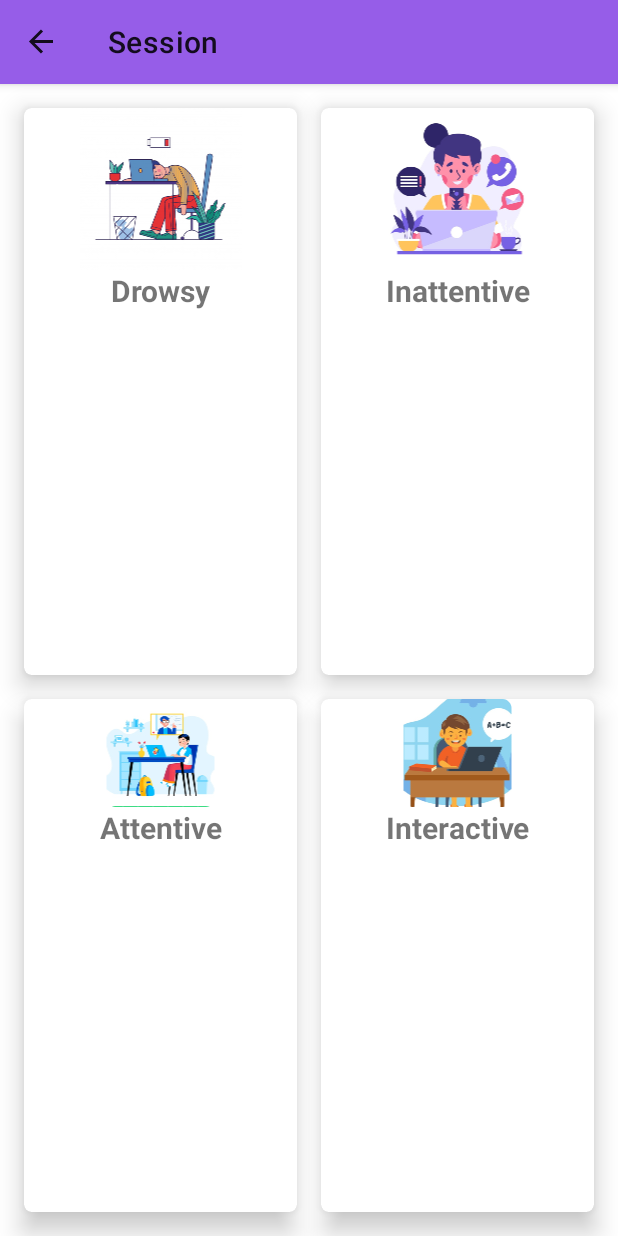
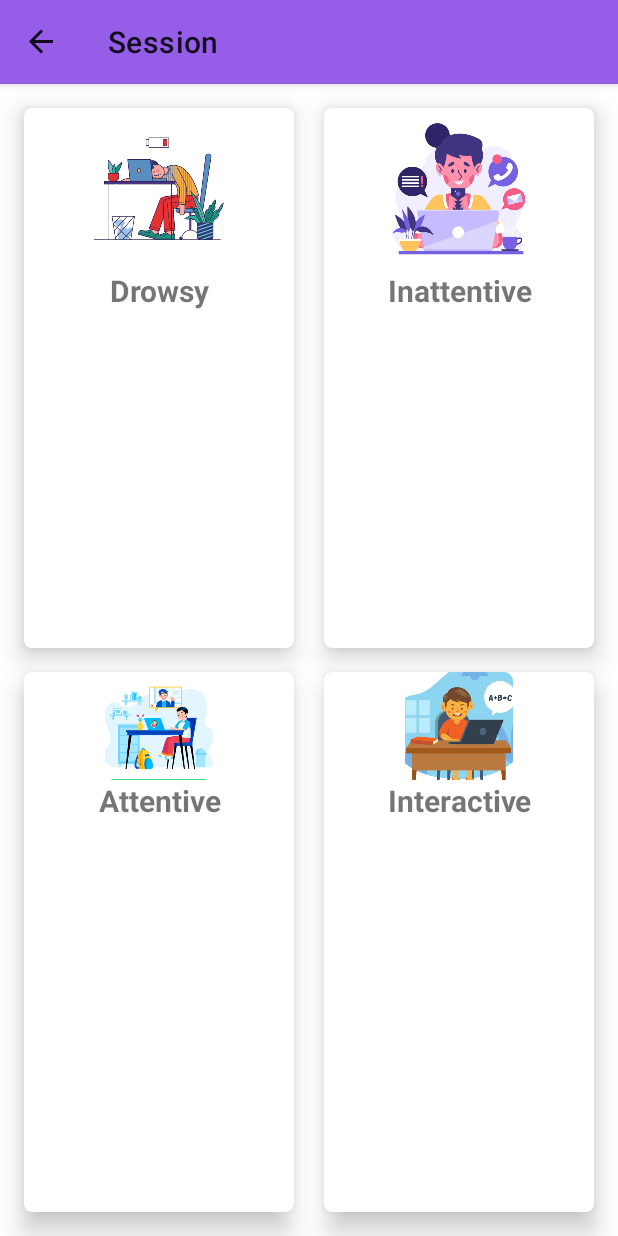
Before and after one commit to saum7800/GL32_Meraki, an Android app: the SessionFragment screen opened through its navigation route, on a phone screen of 412 x 824 dp. Run offline under Robolectric (Android 15) with nearby library versions, the phone set to English and light mode, and no system bars; our stand-ins replace Firebase (no records; nobody signed in at launch, a user with empty details on screens opened directly), Room's generated code, data binding, navigation-ui; libraries missing offline, so code that uses them is left out: com.github.mikephil.charting.

Commit message:
bug fixes

```diff
--- a/app/src/main/java/com/example/sih/database/StudentScore.kt
+++ b/app/src/main/java/com/example/sih/database/StudentScore.kt
@@ -17,7 +17,7 @@ class MyConverters{
 
     @TypeConverter
     fun fromStringToList(value: String?) : List<Double>?{
-        if(value==null){
+        if(value.isNullOrEmpty()){
             return listOf()
         }
         return value.split(",").map { it.trim().toDouble() }
--- a/app/src/main/java/com/example/sih/history/HistoryViewModel.kt
+++ b/app/src/main/java/com/example/sih/history/HistoryViewModel.kt
@@ -12,6 +12,7 @@ import com.github.mikephil.charting.components.XAxis
 import com.github.mikephil.charting.data.*
 import com.github.mikephil.charting.formatter.IndexAxisValueFormatter
 import kotlinx.coroutines.*
+import java.lang.Exception
 
 class HistoryViewModel(
     private val database: ScoreDatabaseDao,
@@ -30,16 +31,22 @@ class HistoryViewModel(
     init {
         uiScope.launch {
             withContext(Dispatchers.IO){
+                try{
                 val cursor = database.getSimilarDates("%$date%")
                 val temp : ArrayList<String> = arrayListOf()
                 temp.add(" ")
-                if(cursor.moveToFirst()){
-                    do{
-                        val student = cursor.getString(cursor.getColumnIndexOrThrow("id"))
-                       temp.add(student)
-                    }while (cursor.moveToNext())
+                if(cursor != null  && cursor.count >0) {
+                    do {
+                        cursor.moveToFirst();
+                        val student = cursor.getString(cursor.getColumnIndex("id"))
+                        if (student != null)
+                            temp.add(student)
+                    } while (cursor.moveToNext())
                     cursor.close()
                     _students.postValue(temp)
+                }
+                }catch(e: Exception){
+
                 }
             }
         }
@@ -48,7 +55,6 @@ class HistoryViewModel(
     fun getScores(date: String){
 
         uiScope.launch {
-
             val xValues : MutableList<String> = mutableListOf()
             val scores : MutableList<Entry> = mutableListOf()
             plotScoresDB(date,xValues,scores)
--- a/app/src/main/res/layout/fragment_session_plot.xml
+++ b/app/src/main/res/layout/fragment_session_plot.xml
@@ -2,7 +2,7 @@
 <layout xmlns:android="http://schemas.android.com/apk/res/android"
     xmlns:app="http://schemas.android.com/apk/res-auto">
 
-<GridLayout
+<androidx.constraintlayout.widget.ConstraintLayout
     android:layout_width="match_parent"
     android:layout_height="match_parent"
     android:columnCount="2"
@@ -10,17 +10,18 @@
 
     <com.google.android.material.card.MaterialCardView
         android:id="@+id/drowsy"
-        android:layout_rowWeight="1"
-        android:layout_columnWeight="1"
+        android:layout_width="180dp"
+        android:layout_height="0dp"
+        app:layout_constraintDimensionRatio="1:2"
         android:layout_marginStart="16dp"
         android:layout_marginTop="16dp"
-        android:layout_marginEnd="8dp"
-        android:layout_marginBottom="8dp"
+        android:elevation="8dp"
         android:foregroundGravity="center"
         android:padding="10dp"
         app:cardCornerRadius="5dp"
-        android:elevation="8dp"
-        app:cardElevation="10dp">
+        app:cardElevation="10dp"
+        app:layout_constraintStart_toStartOf="parent"
+        app:layout_constraintTop_toTopOf="parent">
 
         <LinearLayout
             android:layout_width="match_parent"
@@ -31,7 +32,7 @@
             <androidx.appcompat.widget.AppCompatImageView
                 android:layout_width="match_parent"
                 android:layout_height="wrap_content"
-                android:src="@mipmap/drowsy_foreground"/>
+                android:src="@mipmap/drowsy_foreground" />
 
             <com.google.android.material.textview.MaterialTextView
                 android:layout_width="match_parent"
@@ -52,17 +53,18 @@
 
     <com.google.android.material.card.MaterialCardView
         android:id="@+id/inattentive"
-            android:layout_rowWeight="1"
-            android:layout_columnWeight="1"
-            android:layout_marginStart="8dp"
+        android:layout_width="180dp"
+        android:layout_height="0dp"
+        app:layout_constraintDimensionRatio="1:2"
         android:layout_marginTop="16dp"
         android:layout_marginEnd="16dp"
-            android:layout_marginBottom="8dp"
+        android:elevation="8dp"
         android:foregroundGravity="center"
         android:padding="10dp"
         app:cardCornerRadius="5dp"
-            android:elevation="8dp"
-            app:cardElevation="10dp">
+        app:cardElevation="10dp"
+        app:layout_constraintEnd_toEndOf="parent"
+        app:layout_constraintTop_toTopOf="parent">
 
         <LinearLayout
             android:layout_width="match_parent"
@@ -70,9 +72,9 @@
             android:orientation="vertical">
 
             <androidx.appcompat.widget.AppCompatImageView
-                android:src="@mipmap/inattentive_foreground"
                 android:layout_width="match_parent"
-                android:layout_height="wrap_content"/>
+                android:layout_height="wrap_content"
+                android:src="@mipmap/inattentive_foreground" />
 
             <com.google.android.material.textview.MaterialTextView
                 android:layout_width="match_parent"
@@ -84,9 +86,9 @@
 
             <androidx.recyclerview.widget.RecyclerView
                 android:id="@+id/inattentiveList"
-                app:layoutManager="androidx.recyclerview.widget.LinearLayoutManager"
                 android:layout_width="match_parent"
-                android:layout_height="match_parent"/>
+                android:layout_height="match_parent"
+                app:layoutManager="androidx.recyclerview.widget.LinearLayoutManager" />
 
 
         </LinearLayout>
@@ -96,17 +98,18 @@
 
     <com.google.android.material.card.MaterialCardView
         android:id="@+id/attentive"
-            android:layout_rowWeight="1"
-            android:layout_columnWeight="1"
+        android:layout_width="180dp"
+        android:layout_height="0dp"
+        app:layout_constraintDimensionRatio="1:2"
         android:layout_marginStart="16dp"
-            android:layout_marginTop="8dp"
-            android:layout_marginEnd="8dp"
         android:layout_marginBottom="16dp"
+        android:elevation="8dp"
+        android:foregroundGravity="center"
         android:padding="10dp"
         app:cardCornerRadius="5dp"
-            android:foregroundGravity="center"
-            android:elevation="8dp"
-            app:cardElevation="10dp">
+        app:cardElevation="10dp"
+        app:layout_constraintBottom_toBottomOf="parent"
+        app:layout_constraintStart_toStartOf="parent">
 
         <LinearLayout
             android:layout_width="match_parent"
@@ -114,9 +117,9 @@
             android:orientation="vertical">
 
             <androidx.appcompat.widget.AppCompatImageView
-                android:src="@mipmap/attentive"
                 android:layout_width="match_parent"
-                android:layout_height="wrap_content"/>
+                android:layout_height="wrap_content"
+                android:src="@mipmap/attentive" />
 
             <com.google.android.material.textview.MaterialTextView
                 android:layout_width="match_parent"
@@ -128,26 +131,27 @@
 
             <androidx.recyclerview.widget.RecyclerView
                 android:id="@+id/attentiveList"
-                app:layoutManager="androidx.recyclerview.widget.LinearLayoutManager"
                 android:layout_width="match_parent"
-                android:layout_height="match_parent"/>
+                android:layout_height="match_parent"
+                app:layoutManager="androidx.recyclerview.widget.LinearLayoutManager" />
         </LinearLayout>
 
     </com.google.android.material.card.MaterialCardView>
 
     <com.google.android.material.card.MaterialCardView
         android:id="@+id/interactive"
-            android:layout_rowWeight="1"
-            android:layout_columnWeight="1"
-            android:layout_marginStart="8dp"
-            android:layout_marginTop="8dp"
+        android:layout_width="180dp"
+        android:layout_height="0dp"
         android:layout_marginEnd="16dp"
         android:layout_marginBottom="16dp"
+        android:elevation="8dp"
         android:foregroundGravity="center"
         android:padding="10dp"
         app:cardCornerRadius="5dp"
-            android:elevation="8dp"
-            app:cardElevation="10dp">
+        app:cardElevation="10dp"
+        app:layout_constraintBottom_toBottomOf="parent"
+        app:layout_constraintDimensionRatio="1:2"
+        app:layout_constraintEnd_toEndOf="parent">
 
         <LinearLayout
             android:layout_width="match_parent"
@@ -166,6 +170,7 @@
                 android:textAlignment="center"
                 android:textSize="20sp"
                 android:textStyle="bold" />
+
             <androidx.recyclerview.widget.RecyclerView
                 android:id="@+id/interactiveList"
                 android:layout_width="match_parent"
@@ -176,5 +181,5 @@
 
     </com.google.android.material.card.MaterialCardView>
 
-</GridLayout>
+</androidx.constraintlayout.widget.ConstraintLayout>
 </layout>
```
Lines whose indentation alone changed are shown as unchanged.
